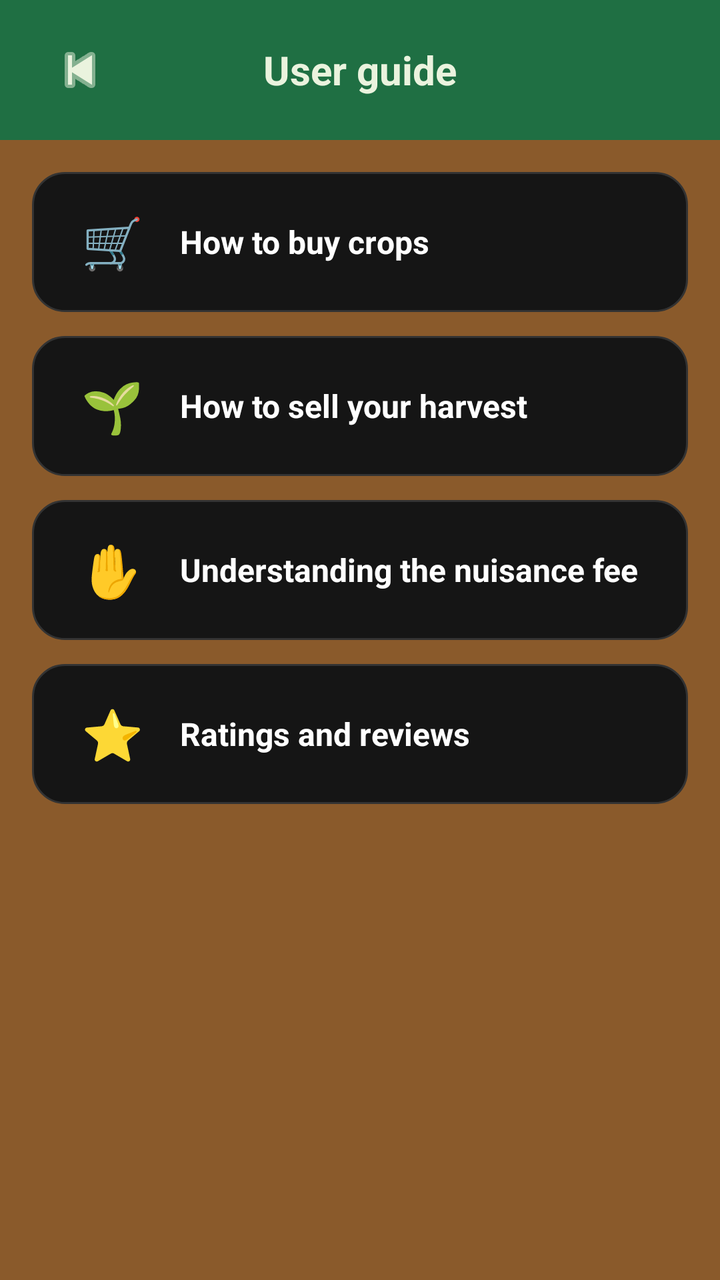
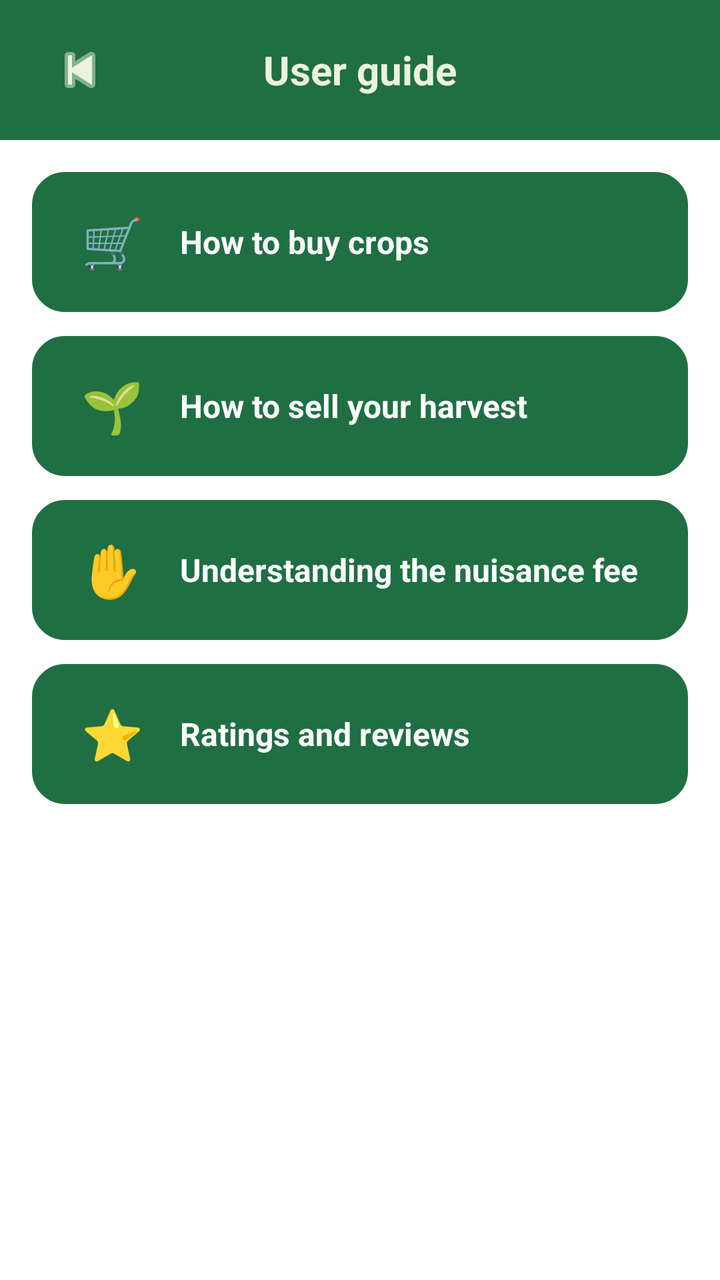

Compare the two renders of this Android layout. The source of the first and the diff that turns it into the second are given below.
<!-- AndroidManifest.xml: application theme Theme.AGROFASTASOLUTIONS -->
<!-- res/layout/activity_user_guide.xml -->
<?xml version="1.0" encoding="utf-8"?>
<LinearLayout xmlns:android="http://schemas.android.com/apk/res/android"
    xmlns:app="http://schemas.android.com/apk/res-auto"
    android:id="@+id/main"
    android:layout_width="match_parent"
    android:layout_height="match_parent"
    android:orientation="vertical"
    android:background="@color/agrofast_brown"
    android:fitsSystemWindows="true">

    
    <LinearLayout
        android:layout_width="match_parent"
        android:layout_height="70dp"
        android:orientation="horizontal"
        android:gravity="center_vertical"
        android:paddingStart="16dp"
        android:paddingEnd="16dp"
        android:background="@color/agrofast_green">

        <ImageButton
            android:id="@+id/btnBack"
            android:layout_width="48dp"
            android:layout_height="48dp"
            android:background="?attr/selectableItemBackgroundBorderless"
            android:contentDescription="@string/back"
            android:src="@android:drawable/ic_media_previous"
            app:tint="#EAF3DE" />

        <TextView
            android:layout_width="0dp"
            android:layout_height="wrap_content"
            android:layout_weight="1"
            android:text="@string/user_guide"
            android:textColor="#EAF3DE"
            android:textSize="20sp"
            android:textStyle="bold"
            android:gravity="center" />

        <Space
            android:layout_width="48dp"
            android:layout_height="48dp" />

    </LinearLayout>


    
    <ScrollView
        android:layout_width="match_parent"
        android:layout_height="match_parent"
        android:fillViewport="true">

        <LinearLayout
            android:layout_width="match_parent"
            android:layout_height="wrap_content"
            android:orientation="vertical"
            android:padding="16dp">

            
            <LinearLayout
                android:id="@+id/guideBuy"
                android:layout_width="match_parent"
                android:layout_height="70dp"
                android:layout_marginBottom="12dp"
                android:orientation="horizontal"
                android:gravity="center_vertical"
                android:padding="16dp"
                android:background="@drawable/guide_item_background"
                android:clickable="true"
                android:focusable="true">

                <TextView
                    android:layout_width="48dp"
                    android:layout_height="wrap_content"
                    android:text="@string/emoji_buy"
                    android:textSize="25sp"
                    android:gravity="center" />

                <TextView
                    android:layout_width="0dp"
                    android:layout_height="wrap_content"
                    android:layout_weight="1"
                    android:text="@string/BuyCrops"
                    android:textColor="#FFFFFF"
                    android:textSize="16sp"
                    android:textStyle="bold"
                    android:layout_marginStart="10dp" />

            </LinearLayout>


            
            <LinearLayout
                android:id="@+id/guideSell"
                android:layout_width="match_parent"
                android:layout_height="70dp"
                android:layout_marginBottom="12dp"
                android:orientation="horizontal"
                android:gravity="center_vertical"
                android:padding="16dp"
                android:background="@drawable/guide_item_background"
                android:clickable="true"
                android:focusable="true">

                <TextView
                    android:layout_width="48dp"
                    android:layout_height="wrap_content"
                    android:text="@string/emoji_sell"
                    android:textSize="25sp"
                    android:gravity="center" />

                <TextView
                    android:layout_width="0dp"
                    android:layout_height="wrap_content"
                    android:layout_weight="1"
                    android:text="@string/sell_harvest"
                    android:textColor="#FFFFFF"
                    android:textSize="16sp"
                    android:textStyle="bold"
                    android:layout_marginStart="10dp" />

            </LinearLayout>


            
            <LinearLayout
                android:id="@+id/guideFee"
                android:layout_width="match_parent"
                android:layout_height="70dp"
                android:layout_marginBottom="12dp"
                android:orientation="horizontal"
                android:gravity="center_vertical"
                android:padding="16dp"
                android:background="@drawable/guide_item_background"
                android:clickable="true"
                android:focusable="true">

                <TextView
                    android:layout_width="48dp"
                    android:layout_height="wrap_content"
                    android:text="@string/emoji_fee"
                    android:textSize="25sp"
                    android:gravity="center" />

                <TextView
                    android:layout_width="0dp"
                    android:layout_height="wrap_content"
                    android:layout_weight="1"
                    android:text="@string/nuisance"
                    android:textColor="#FFFFFF"
                    android:textSize="16sp"
                    android:textStyle="bold"
                    android:layout_marginStart="10dp" />

            </LinearLayout>


            
            <LinearLayout
                android:id="@+id/guideRatings"
                android:layout_width="match_parent"
                android:layout_height="70dp"
                android:layout_marginBottom="12dp"
                android:orientation="horizontal"
                android:gravity="center_vertical"
                android:padding="16dp"
                android:background="@drawable/guide_item_background"
                android:clickable="true"
                android:focusable="true">

                <TextView
                    android:layout_width="48dp"
                    android:layout_height="wrap_content"
                    android:text="@string/emoji_ratings"
                    android:textSize="25sp"
                    android:gravity="center" />

                <TextView
                    android:layout_width="0dp"
                    android:layout_height="wrap_content"
                    android:layout_marginStart="10dp"
                    android:layout_weight="1"
                    android:text="@string/ratings"
                    android:textColor="#FFFFFF"
                    android:textSize="16sp"
                    android:textStyle="bold" />

            </LinearLayout>

        </LinearLayout>

    </ScrollView>

</LinearLayout>
<!-- resources referenced by this layout -->
<resources>
  <color name="agrofast_brown">#8A5A2B</color>
  <color name="agrofast_green">#1F6F43</color>
  <!-- drawable guide_item_background (drawable) -->
  <?xml version="1.0" encoding="utf-8"?>
  <ripple xmlns:android="http://schemas.android.com/apk/res/android"
      android:color="?attr/colorControlHighlight">
      <item>
          <shape android:shape="rectangle">
              <solid android:color="#151515" />
              <stroke
                  android:width="1dp"
                  android:color="#333333" />
              <corners android:radius="16dp" />
              <padding
                  android:left="8dp"
                  android:right="8dp"
                  android:top="8dp"
                  android:bottom="8dp" />
          </shape>
      </item>
  </ripple>
  <string name="BuyCrops">How to buy crops</string>
  <string name="back">Back</string>
  <string name="emoji_buy">🛒</string>
  <string name="emoji_fee">✋</string>
  <string name="emoji_ratings">⭐</string>
  <string name="emoji_sell">🌱</string>
  <string name="nuisance">Understanding the nuisance fee</string>
  <string name="ratings">Ratings and reviews</string>
  <string name="sell_harvest">How to sell your harvest</string>
  <string name="user_guide">User guide</string>
  <style name="Theme.AGROFASTASOLUTIONS" parent="Base.Theme.AGROFASTASOLUTIONS" />
  <style name="Base.Theme.AGROFASTASOLUTIONS" parent="Theme.Material3.DayNight.NoActionBar">
          
          
      </style>
</resources>

<!-- the commit's change to res/layout/activity_user_guide.xml (unified diff, before → after) -->
@@ -5,7 +5,7 @@
     android:layout_width="match_parent"
     android:layout_height="match_parent"
     android:orientation="vertical"
-    android:background="@color/agrofast_brown"
+    android:background="@color/agrofast_white"
     android:fitsSystemWindows="true">
 
     
<!-- resource entries referenced after the edit -->
@@ -1,17 +1,21 @@
 <!-- resources referenced by this layout -->
 <resources>
-  <color name="agrofast_brown">#8A5A2B</color>
   <color name="agrofast_green">#1F6F43</color>
+  <color name="agrofast_white">#FFFFFF</color>
   <!-- drawable guide_item_background (drawable) -->
   <?xml version="1.0" encoding="utf-8"?>
   <ripple xmlns:android="http://schemas.android.com/apk/res/android"
       android:color="?attr/colorControlHighlight">
       <item>
           <shape android:shape="rectangle">
-              <solid android:color="#151515" />
+              
+              <solid android:color="?attr/CardBackgroundColor" />
+  
+              
               <stroke
                   android:width="1dp"
-                  android:color="#333333" />
+                  android:color="?attr/CardStrokeColor" />
+  
               <corners android:radius="16dp" />
               <padding
                   android:left="8dp"
@@ -35,6 +39,10 @@
   <style name="Base.Theme.AGROFASTASOLUTIONS" parent="Theme.Material3.DayNight.NoActionBar">
           
           
+              
+          <item name="CardBackgroundColor">@color/agrofast_green</item>
+          <item name="CardStrokeColor">@color/agrofast_green</item>
+  
       </style>
 </resources>
 
